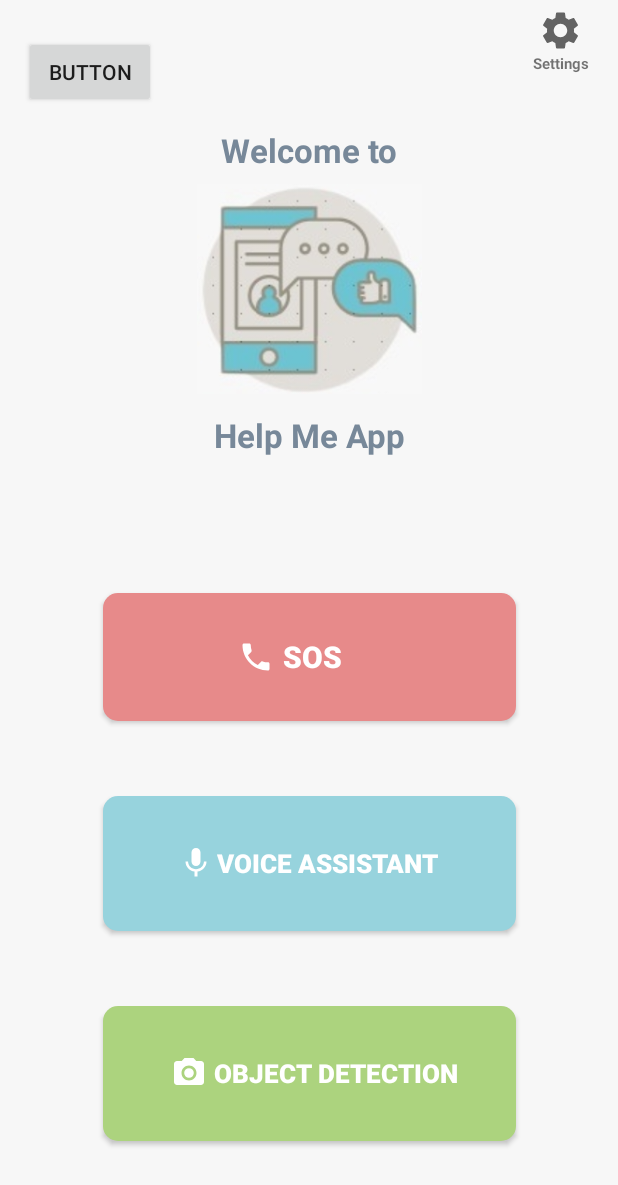
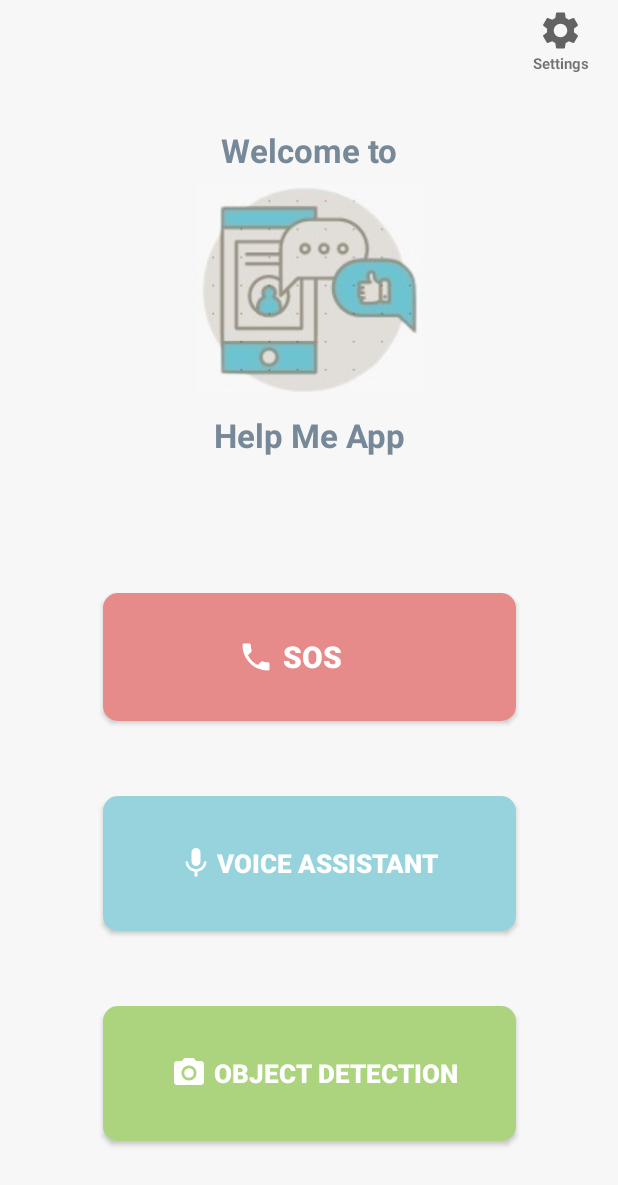
Before and after one commit to HelpMeApp2022/Help_Me_App, an Android app: the MainActivity screen opened directly, with no data from a screen before it, on a phone screen of 412 x 824 dp. Shown: the top 1185 px of the screen. Run offline under Robolectric (Android 15) with nearby library versions, the phone set to English and light mode, and no system bars.

Commit message:
firebase -- shrishti

```diff
--- a/app/src/main/AndroidManifest.xml
+++ b/app/src/main/AndroidManifest.xml
@@ -22,6 +22,7 @@
         <activity
             android:name=".RegisterPage"
             android:exported="true">
+            <!--To launch register page first-->
         <intent-filter>
             <action android:name="android.intent.action.MAIN" />
 
--- a/app/src/main/res/layout/activity_main.xml
+++ b/app/src/main/res/layout/activity_main.xml
@@ -122,15 +122,15 @@
         app:layout_constraintTop_toBottomOf="@+id/VoiceButton" />
 
     <!--TO DELETE-->
-    <Button
-        android:id="@+id/trial"
-        android:layout_width="wrap_content"
-        android:layout_height="wrap_content"
-        android:layout_marginStart="16dp"
-        android:layout_marginTop="24dp"
-        android:text="Button"
-        app:layout_constraintStart_toStartOf="parent"
-        app:layout_constraintTop_toTopOf="parent" />
-    <!--TO DELETE-->
+<!--    <Button-->
+<!--        android:id="@+id/trial"-->
+<!--        android:layout_width="wrap_content"-->
+<!--        android:layout_height="wrap_content"-->
+<!--        android:layout_marginStart="16dp"-->
+<!--        android:layout_marginTop="24dp"-->
+<!--        android:text="Button"-->
+<!--        app:layout_constraintStart_toStartOf="parent"-->
+<!--        app:layout_constraintTop_toTopOf="parent" />-->
+<!--    &lt;!&ndash;TO DELETE&ndash;&gt;-->
 
 </androidx.constraintlayout.widget.ConstraintLayout>
```
